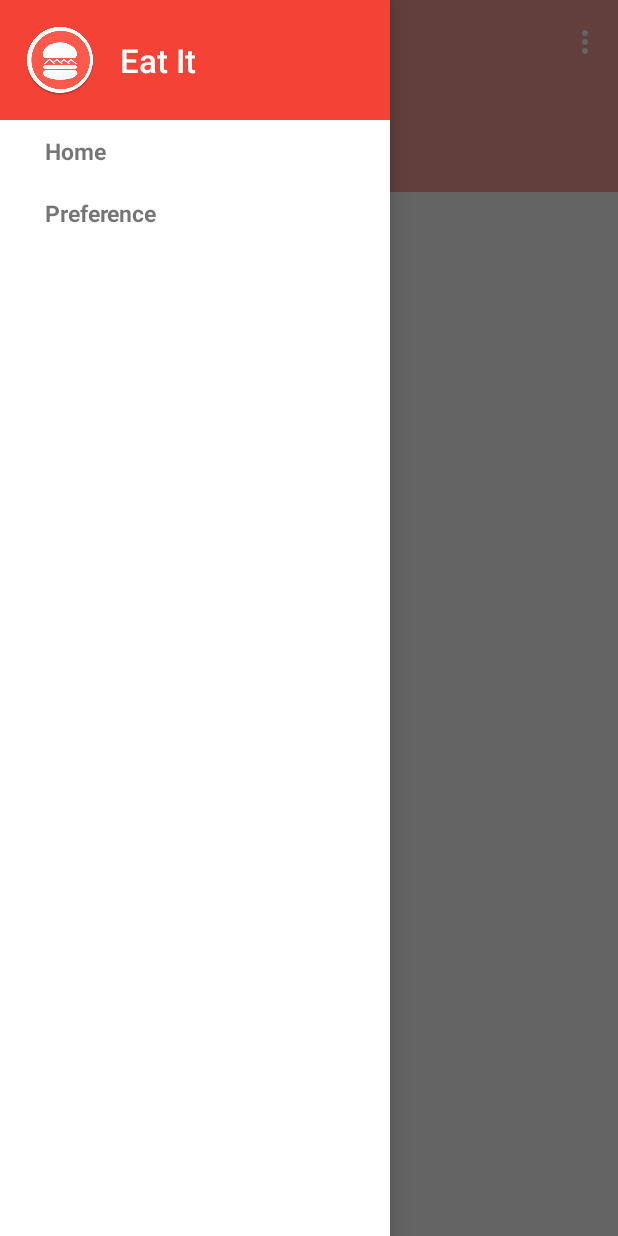
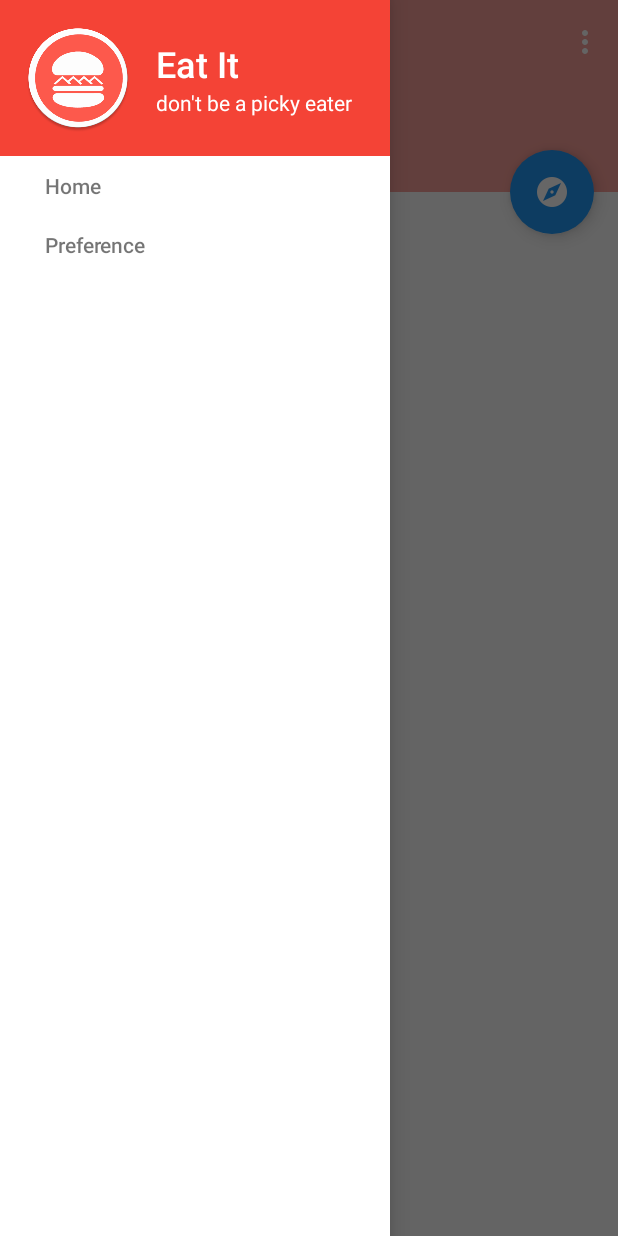
Before and after one commit to Limantara/Eat-It, an Android app: the screen it shows after launch (MainActivity), with the side drawer open, on a phone screen of 412 x 824 dp. Run offline under Robolectric (Android 15) with nearby library versions, the phone set to English and light mode, and no system bars.

Commit message:
Add floating button

```diff
--- a/app/build.gradle
+++ b/app/build.gradle
@@ -6,7 +6,7 @@ android {
 
     defaultConfig {
         applicationId "me.limantara.eatit"
-        minSdkVersion 11
+        minSdkVersion 16
         targetSdkVersion 21
         versionCode 1
         versionName "1.0"
@@ -24,4 +24,5 @@ dependencies {
     compile 'com.android.support:appcompat-v7:22.2.1'
     compile 'com.android.support:cardview-v7:21.0.+'
     compile 'com.android.support:recyclerview-v7:21.0.+'
+    compile 'com.android.support:design:22.2.0'
 }
--- a/app/src/main/java/me/limantara/eatit/activity/MainActivity.java
+++ b/app/src/main/java/me/limantara/eatit/activity/MainActivity.java
@@ -20,16 +20,19 @@ public class MainActivity extends AppCompatActivity
         super.onCreate(savedInstanceState);
         setContentView(R.layout.activity_main);
 
+        // Set up toolbar
         mToolbar = (Toolbar) findViewById(R.id.toolbar);
         setSupportActionBar(mToolbar);
         getSupportActionBar().setDisplayShowHomeEnabled(true);
         getSupportActionBar().setDisplayShowTitleEnabled(false);
 
+        // Set up drawer
         drawerFragment = (FragmentDrawer) getSupportFragmentManager().findFragmentById(
                 R.id.fragment_navigation_drawer);
         drawerFragment.setUp(R.id.fragment_navigation_drawer,
                 (DrawerLayout) findViewById(R.id.drawer_layout), mToolbar);
         drawerFragment.setDrawerListener(this);
+
     }
 
     @Override
--- a/app/src/main/java/me/limantara/eatit/adapter/NavigationDrawerAdapter.java
+++ b/app/src/main/java/me/limantara/eatit/adapter/NavigationDrawerAdapter.java
@@ -1,7 +1,9 @@
 package me.limantara.eatit.adapter;
 
 import android.content.Context;
+import android.graphics.Typeface;
 import android.support.v7.widget.RecyclerView;
+import android.util.TypedValue;
 import android.view.LayoutInflater;
 import android.view.View;
 import android.view.ViewGroup;
@@ -100,6 +102,9 @@ public class NavigationDrawerAdapter
         public MyViewHolder(View itemView) {
             super(itemView);
             title = (TextView) itemView.findViewById(R.id.title);
+            Typeface font = Typeface.create("sans-serif-medium", Typeface.NORMAL);
+            title.setTypeface(font);
+            title.setTextSize(TypedValue.COMPLEX_UNIT_SP, 14);
         }
     }
 }
--- a/app/src/main/res/layout/activity_main.xml
+++ b/app/src/main/res/layout/activity_main.xml
@@ -20,7 +20,10 @@
             android:layout_height="match_parent"
             android:orientation="vertical">
 
-            <!--Toolbar-->
+            <RelativeLayout
+                android:layout_width="match_parent"
+                android:layout_height="wrap_content">
+
                 <LinearLayout
                     android:id="@+id/container_toolbar"
                     android:layout_width="match_parent"
@@ -32,7 +35,14 @@
                         layout="@layout/toolbar" />
                 </LinearLayout>
 
-            <!--Home-->
+                <android.support.design.widget.CoordinatorLayout
+                    xmlns:android="http://schemas.android.com/apk/res/android"
+                    xmlns:app="http://schemas.android.com/apk/res-auto"
+                    xmlns:materialdesign="http://schemas.android.com/apk/res-auto"
+                    android:layout_width="match_parent"
+                    android:layout_height="match_parent"
+                    android:layout_below="@id/container_toolbar">
+
                     <LinearLayout
                         android:orientation="vertical"
                         android:layout_width="match_parent"
@@ -52,6 +62,24 @@
                             android:gravity="center_vertical"
                             android:layout_marginLeft="16dp"/>
                     </LinearLayout>
+
+                    <android.support.design.widget.FloatingActionButton
+                        android:id="@+id/fab"
+                        android:layout_width="wrap_content"
+                        android:layout_height="wrap_content"
+                        android:layout_margin="16dp"
+                        android:clickable="true"
+                        android:src="@drawable/ic_action_explore"
+                        android:tint="@color/white"
+                        app:borderWidth="0dp"
+                        app:elevation="6dp"
+                        app:fabSize="normal"
+                        app:layout_anchor="@id/promptBackground"
+                        app:layout_anchorGravity="bottom|right|end"/>
+
+                </android.support.design.widget.CoordinatorLayout>
+
+            </RelativeLayout>
 
             <!-- The main content view -->
             <FrameLayout
--- a/app/src/main/res/layout/fragment_navigation_drawer.xml
+++ b/app/src/main/res/layout/fragment_navigation_drawer.xml
@@ -8,7 +8,7 @@
     <RelativeLayout
         android:id="@+id/nav_header_container"
         android:layout_width="match_parent"
-        android:layout_height="80dp"
+        android:layout_height="104dp"
         android:layout_alignParentTop="true"
         android:background="@color/primary">
 
@@ -17,9 +17,9 @@
             android:layout_height="match_parent">
 
             <ImageView
-                android:layout_width="48dp"
-                android:layout_height="48dp"
-                android:id="@+id/imageView"
+                android:layout_width="72dp"
+                android:layout_height="72dp"
+                android:id="@+id/appLogo"
                 android:src="@drawable/eat_it_icon"
                 android:layout_marginLeft="16dp"
                 android:layout_marginStart="32dp"
@@ -27,18 +27,40 @@
                 android:layout_alignParentLeft="true"
                 android:layout_alignParentStart="true" />
 
-            <TextView
+            <RelativeLayout
                 android:layout_width="wrap_content"
                 android:layout_height="wrap_content"
-                android:textAppearance="?android:attr/textAppearanceLarge"
-                android:text="@string/app_name"
-                android:textColor="@color/white"
-                android:fontFamily="sans-serif-medium"
-                android:id="@+id/textView"
                 android:layout_centerVertical="true"
-                android:layout_toRightOf="@+id/imageView"
-                android:layout_toEndOf="@+id/imageView"
-                android:layout_marginLeft="16dp" />
+                android:layout_toRightOf="@+id/appLogo"
+                android:layout_toEndOf="@+id/appLogo"
+                android:layout_marginLeft="16dp"
+                android:id="@+id/appTextGroup"
+                android:layout_marginRight="16dp">
+
+                <TextView
+                    android:layout_width="wrap_content"
+                    android:layout_height="wrap_content"
+                    android:textAppearance="?android:attr/textAppearanceLarge"
+                    android:text="@string/app_name"
+                    android:textColor="@color/white"
+                    android:fontFamily="sans-serif-medium"
+                    android:textSize="24sp"
+                    android:id="@+id/appName" />
+
+                <TextView
+                    android:layout_width="wrap_content"
+                    android:layout_height="wrap_content"
+                    android:textAppearance="?android:attr/textAppearanceSmall"
+                    android:text="@string/app_slogan"
+                    android:textColor="@color/white"
+                    android:fontFamily="sans-serif-regular"
+                    android:textSize="14sp"
+                    android:id="@+id/appSlogan"
+                    android:layout_below="@+id/appName"
+                    android:layout_alignLeft="@+id/appName"
+                    android:layout_alignStart="@+id/appName" />
+
+            </RelativeLayout>
         </RelativeLayout>
     </RelativeLayout>
 
--- a/app/src/main/res/values/colors.xml
+++ b/app/src/main/res/values/colors.xml
@@ -2,6 +2,6 @@
 <resources>
     <color name="primary">#F44336</color>
     <color name="primary_dark">#D32F2F</color>
-    <color name="accent">#FFCDD2</color>
+    <color name="accent">#2196F3</color>
     <color name="white">#FFFFFF</color>
 </resources>
--- a/app/src/main/res/values/strings.xml
+++ b/app/src/main/res/values/strings.xml
@@ -1,5 +1,6 @@
 <resources>
     <string name="app_name">Eat It</string>
+    <string name="app_slogan">don\'t be a picky eater</string>
     <string name="action_settings">Settings</string>
     <string name="drawer_open">Open</string>
     <string name="drawer_close">Close</string>
```
Also changed, not shown: app/src/main/res/drawable-hdpi/ic_action_explore.png (added), app/src/main/res/drawable-mdpi/ic_action_explore.png (added), app/src/main/res/drawable-xhdpi/ic_action_explore.png (added), app/src/main/res/drawable-xxhdpi/ic_action_explore.png (added), app/src/main/res/drawable-xxxhdpi/ic_action_explore.png (added), 1 other file. Lines whose indentation alone changed are shown as unchanged.
